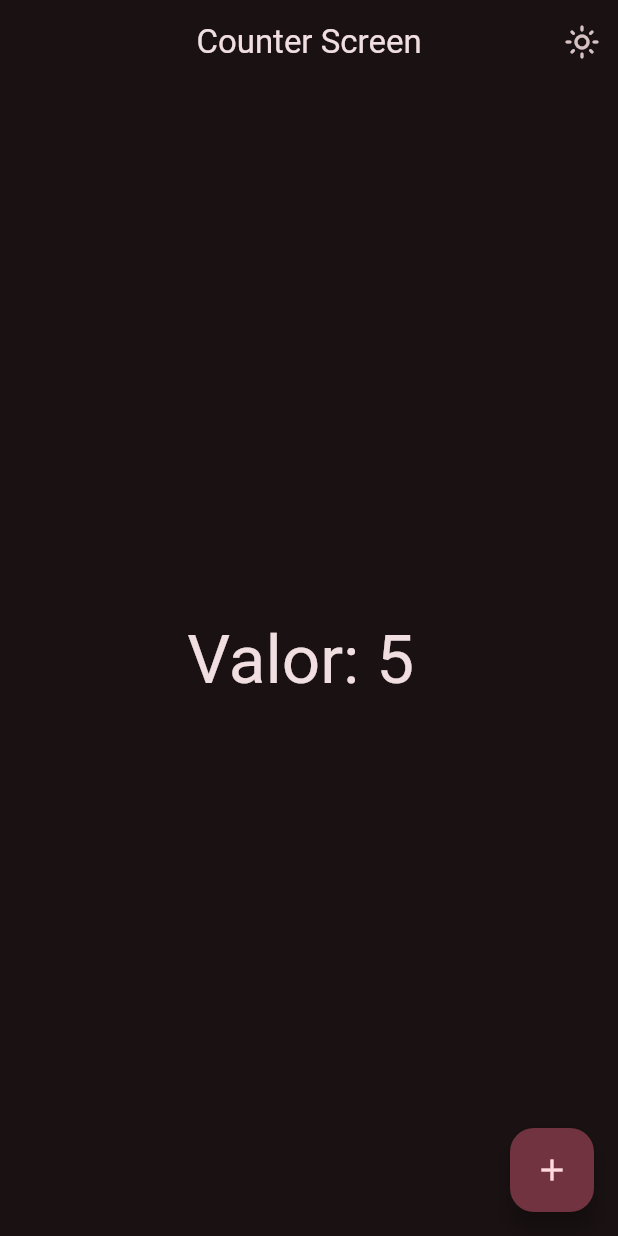
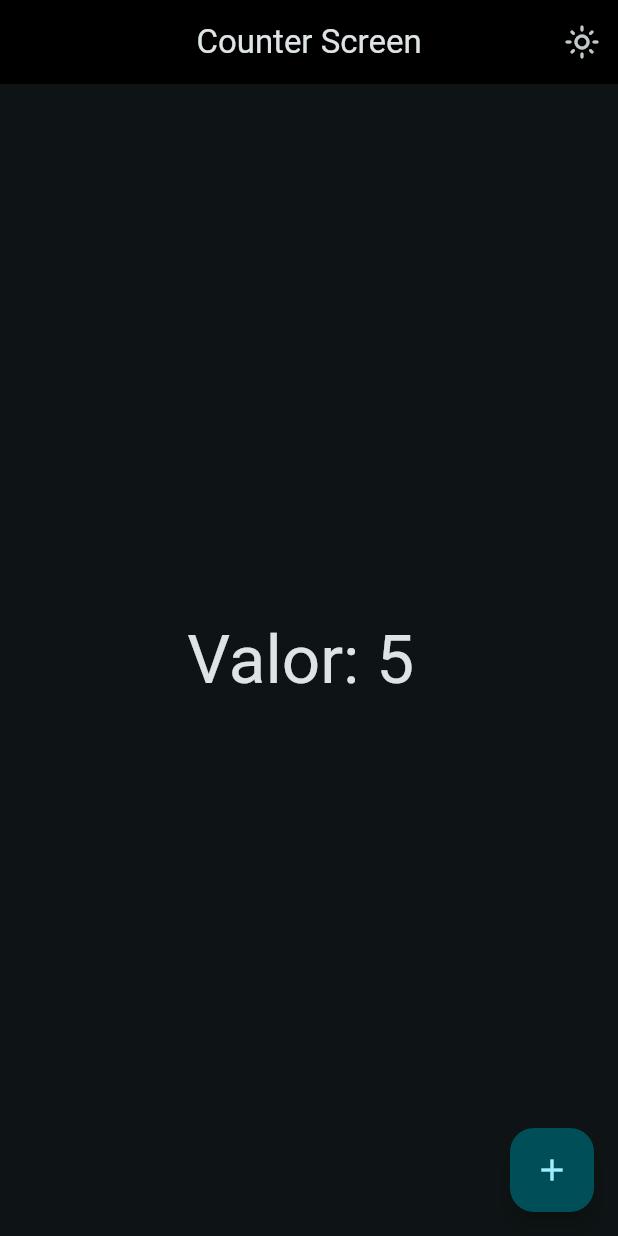
Before and after one commit to CarmineMM/widget-app, a Flutter app: the CounterScreen screen opened by its route, after a tap on the "dark mode" icon, on a phone screen of 412 x 824 dp. Run offline on Flutter 3.47's test engine with Material 3 defaults, Android fonts, the phone set to English and light mode, and no system bars; our stand-ins replace animate_do, flutter_riverpod, go_router.

Commit message:
feat: colors selected

```diff
--- a/lib/config/themes/app_theme.dart
+++ b/lib/config/themes/app_theme.dart
@@ -1,6 +1,7 @@
 import 'package:flutter/material.dart';
 
 const colorsList = <Color>[
+  Colors.white,
   Colors.pink,
   Colors.deepPurple,
   Colors.indigo,
@@ -17,7 +18,6 @@ const colorsList = <Color>[
   Colors.brown,
   Colors.grey,
   Colors.blueGrey,
-  Colors.white,
   Colors.yellowAccent,
 ];
 
@@ -36,6 +36,17 @@ class AppTheme {
     useMaterial3: true,
     colorSchemeSeed: colorsList[selectedColor],
     brightness: isDarkMode ? Brightness.dark : Brightness.light,
-    appBarTheme: AppBarTheme(centerTitle: true, backgroundColor: appBarColor),
+    appBarTheme: AppBarTheme(
+      centerTitle: true,
+      backgroundColor:
+          colorsList[selectedColor] == Colors.white && isDarkMode
+              ? Colors.black
+              : colorsList[selectedColor],
+    ),
+  );
+
+  AppTheme copyWith({int? selectedColor, bool? isDarkMode}) => AppTheme(
+    selectedColor: selectedColor ?? this.selectedColor,
+    isDarkMode: isDarkMode ?? this.isDarkMode,
   );
 }
--- a/lib/main.dart
+++ b/lib/main.dart
@@ -14,18 +14,14 @@ class MainApp extends ConsumerWidget {
   @override
   Widget build(BuildContext context, WidgetRef ref) {
     // final colors = Theme.of(context).colorScheme;
-    final bool isDarkMode = ref.watch(isDarkModeProvider);
-    final int selectedColor = ref.watch(selectedColorProvider);
+    // final int selectedColor = ref.watch(selectedColorProvider);
+    final AppTheme appTheme = ref.watch(themeNotifierProvider);
 
     return MaterialApp.router(
       title: 'Flutter Widgets',
       routerConfig: appRouter,
       debugShowCheckedModeBanner: true,
-      theme:
-          AppTheme(
-            selectedColor: selectedColor,
-            isDarkMode: isDarkMode,
-          ).getTheme(),
+      theme: appTheme.getTheme(),
     );
   }
 }
--- a/lib/presentation/providers/theme_provider.dart
+++ b/lib/presentation/providers/theme_provider.dart
@@ -1,13 +1,31 @@
 import 'package:flutter_riverpod/flutter_riverpod.dart';
 import 'package:widgets_app/config/themes/app_theme.dart';
-
-// El state provider, almacena un state de estados para poder ser modificados
-final isDarkModeProvider = StateProvider<bool>((ref) => false);
 
 // Listado de colores inmutables
 // El Provider, es un proveedor de datos que no se pueden modificar
 final colorListProvider = Provider((ref) => colorsList);
 
 // El state provider, almacena un state de estados para poder ser modificados
+// final isDarkModeProvider = StateProvider<bool>((ref) => false);
+
+// El state provider, almacena un state de estados para poder ser modificados
 // Almacenara el indice del color seleccionado
 final selectedColorProvider = StateProvider<int>((ref) => 0);
+
+// Instancia de tipo AppTheme (Sera un provider personalizado)
+final themeNotifierProvider = StateNotifierProvider<ThemeNotifier, AppTheme>(
+  (ref) => ThemeNotifier(),
+);
+
+class ThemeNotifier extends StateNotifier<AppTheme> {
+  // EL state es una instancia del AppTheme
+  ThemeNotifier() : super(AppTheme());
+
+  void toggleDarkMode() {
+    state = state.copyWith(isDarkMode: !state.isDarkMode);
+  }
+
+  void selectedColor(int colorIndex) {
+    state = state.copyWith(selectedColor: colorIndex);
+  }
+}
--- a/lib/presentation/screens/counter/counter_screen.dart
+++ b/lib/presentation/screens/counter/counter_screen.dart
@@ -12,7 +12,7 @@ class CounterScreen extends ConsumerWidget {
   Widget build(BuildContext context, WidgetRef ref) {
     final textStyle = Theme.of(context).textTheme.displayMedium;
     final int value = ref.watch(counterProvider);
-    final bool isDarkMode = ref.watch(isDarkModeProvider);
+    final bool isDarkMode = ref.watch(themeNotifierProvider).isDarkMode;
 
     return Scaffold(
       appBar: AppBar(
@@ -23,9 +23,7 @@ class CounterScreen extends ConsumerWidget {
               isDarkMode ? Icons.light_mode_outlined : Icons.dark_mode_outlined,
             ),
             onPressed:
-                () => ref
-                    .read(isDarkModeProvider.notifier)
-                    .update((state) => state = !state),
+                () => ref.read(themeNotifierProvider.notifier).toggleDarkMode(),
           ),
         ],
       ),
```
Also changed, not shown: lib/presentation/screens/theme/theme_screen.dart (+4 -6 lines).
